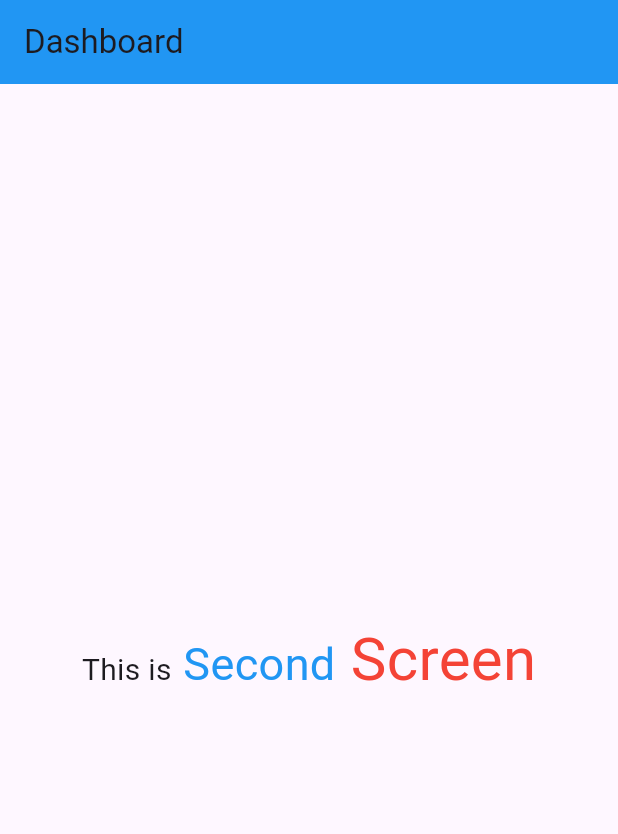
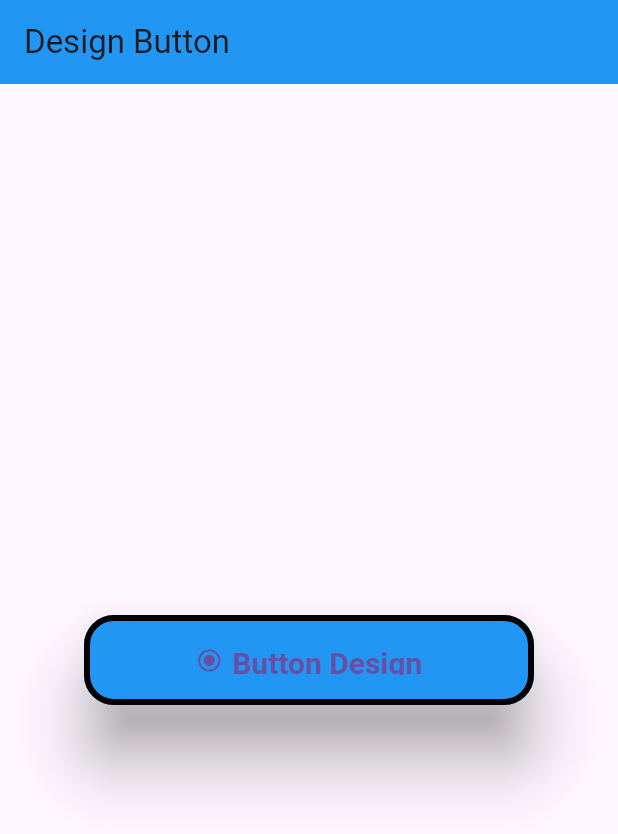
Before and after one commit to anshu-ac-dv/practice, a Flutter app: the screen it shows after launch, on a phone screen of 412 x 824 dp. Shown: the top 834 px of the screen. Run offline on Flutter 3.47's test engine with Material 3 defaults, Android fonts, the phone set to English and light mode, and no system bars.

Commit message:
Initial Commit

```diff
--- a/lib/main.dart
+++ b/lib/main.dart
@@ -1,7 +1,9 @@
 import 'package:flutter/material.dart';
 import 'package:practice/screens/adding_icons.dart';
 import 'package:practice/screens/adding_images.dart';
+import 'package:practice/screens/container_screen.dart';
 import 'package:practice/screens/dashboard.dart';
+import 'package:practice/screens/design_button.dart';
 import 'package:practice/screens/random_value.dart';
 
 void main() {
@@ -54,10 +56,12 @@ class MyApp2 extends StatelessWidget {
     return MaterialApp(
       debugShowCheckedModeBanner: false,
       title: 'Learning Flutter',
-      home: Dashboard(),
+      //home: Dashboard(),
       //home: RandomValue(),
       //home: AddingImages(),
       //home: AddingIcons(),
+      //home: ContainerScreen(),
+      home: DesignButton(),
     );
   }
 }
--- /dev/null
+++ b/lib/screens/design_button.dart
@@ -0,0 +1,42 @@
+import 'package:flutter/material.dart';
+
+class DesignButton extends StatelessWidget {
+  const DesignButton({super.key});
+
+  @override
+  Widget build(BuildContext context) {
+    return Scaffold(
+      appBar: AppBar(
+        backgroundColor: Colors.blue,
+        title: Text("Design Button"),
+        centerTitle: false,
+      ),
+      body: Center(
+        child: ElevatedButton.icon(
+          icon: Icon(Icons.radio_button_checked),
+          label: Text("Button Design"),
+          onPressed: () {},
+          style: ElevatedButton.styleFrom(
+            padding: EdgeInsets.all(20.0),
+            fixedSize: Size(300, 60),
+            elevation: 20,
+            backgroundColor: Colors.blue,
+            shadowColor: Colors.grey.shade900,
+            shape: RoundedRectangleBorder(
+              borderRadius: BorderRadius.circular(20),
+            ),
+            textStyle: TextStyle(
+              fontSize: 20,
+              color: Colors.black,
+              fontWeight: FontWeight.bold,
+            ),
+            side: BorderSide(color: Colors.black,width: 4),
+            enableFeedback: true,
+            //alignment: Alignment.topCenter,
+          ),
+          //child: Text("Button Design"),
+        ),
+      ),
+    );
+  }
+}
```
Also changed, not shown: lib/screens/container_screen.dart (added, +35 -0 lines), assets/Day4.png (added), assets/Day_4.png (added), 1 other file.
